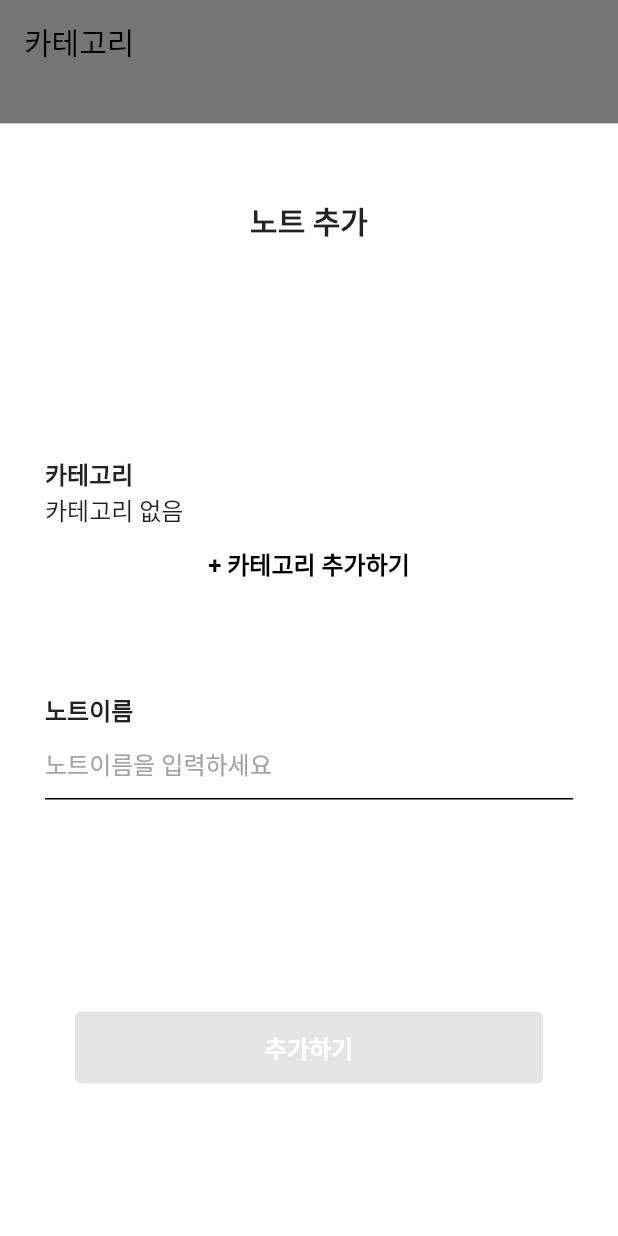
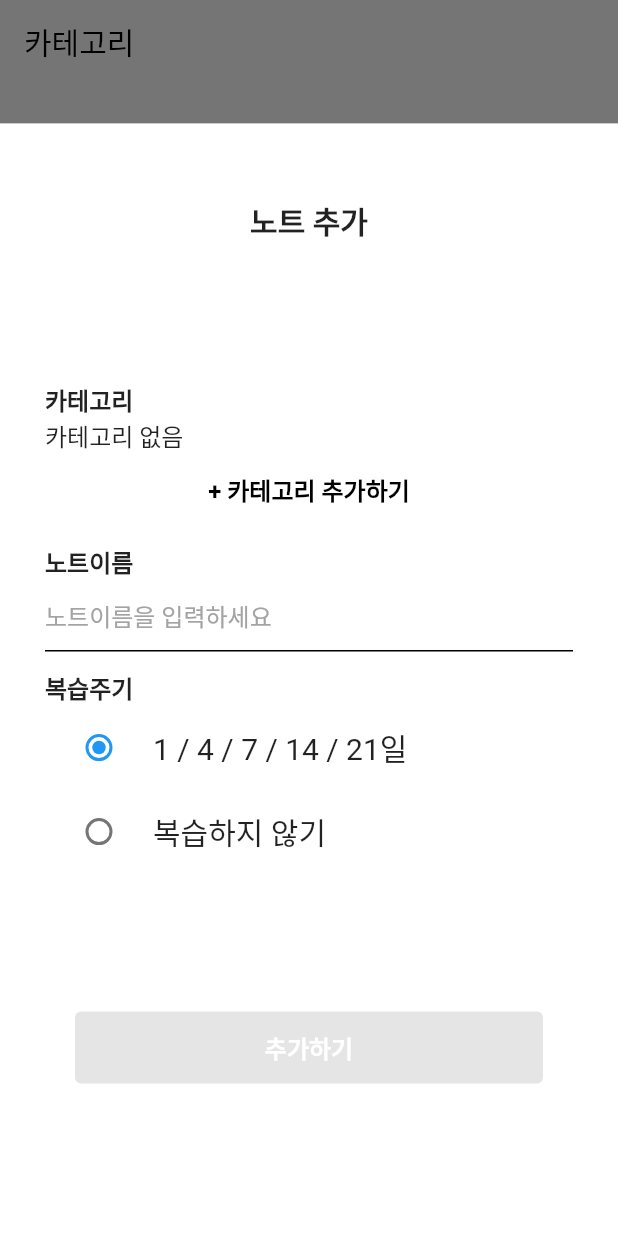
Before and after one commit to orang2019/Study, a Flutter app: the screen it shows after launch, after a tap on the "add" icon, on a phone screen of 412 x 824 dp. Run offline on Flutter 3.47's test engine with Material 2 defaults, Android fonts, the phone set to English and light mode, and no system bars; our stand-ins replace get, hive, hive_flutter; accounts and stored records are empty; Roboto replaces fonts that are missing (Pretendard).

Commit message:
복습주기 추가

```diff
--- a/lib/widget/note_add.dart
+++ b/lib/widget/note_add.dart
@@ -5,6 +5,8 @@ import 'package:study_app/widget/category_add.dart';
 import 'package:study_app/controller/note_add_controller.dart';
 
 import '../constants.dart';
+
+
 class NoteAdd extends StatefulWidget{
   NoteAdd({Key? key}) : super(key: key);
 
@@ -15,6 +17,7 @@ class NoteAdd extends StatefulWidget{
 class _NoteAddState extends State<NoteAdd> {
   final controller = Get.put(CategoryController());
   var _selectedCate;
+  bool isReview = true;
 
   @override
   Widget build(BuildContext context) {
@@ -32,8 +35,7 @@ class _NoteAddState extends State<NoteAdd> {
                 margin: const EdgeInsets.all(defaultMargin),
                 child: const Text('노트 추가',style: TextStyle(fontSize: 20,fontWeight: FontWeight.bold,),),
             ),
-            Center(
-              child: Container(
+            Container(
                 padding: const EdgeInsets.all(defaultPadding),
                 height: context.height* 0.5,
                 child: Column(
@@ -41,7 +43,7 @@ class _NoteAddState extends State<NoteAdd> {
                   children: <Widget>[
                     Container(
                       child: Column(
-                        crossAxisAlignment: CrossAxisAlignment.start, // 왼쪽 정렬
+                        crossAxisAlignment: CrossAxisAlignment.start,
                         mainAxisAlignment: MainAxisAlignment.spaceBetween,
                         children: [
                           const Text('카테고리',style: TextStyle(fontSize:16,fontWeight: FontWeight.bold,),),
@@ -85,10 +87,42 @@ class _NoteAddState extends State<NoteAdd> {
                         ],
                       ),
                     ),
+                    Container(
+                      child: Column(
+                        crossAxisAlignment: CrossAxisAlignment.start, // 왼쪽 정렬
+                        mainAxisAlignment: MainAxisAlignment.spaceBetween,
+                        children: [
+                          const Text('복습주기',style: TextStyle(fontSize:16,fontWeight: FontWeight.bold,),),
+                          RadioListTile(
+                            title: const Text('1 / 4 / 7 / 14 / 21일'),
+                            value: true,
+                            groupValue: isReview,
+                            onChanged: (value) {
+                              setState(() {
+                                isReview = value!;
+                              });
+                            },
+                          ),
+                          RadioListTile(
+                            title: const Text('복습하지 않기'),
+                            value: false,
+                            groupValue: isReview,
+                            onChanged: (value) {
+                              setState(() {
+                                isReview = value!;
+                              });
+                            },
+                          ),
+
+
+                        ],
+                      ),
+                    ),
+
+
                   ],
                 ),
               ),
-            ),
             Align(
               alignment: Alignment.bottomCenter,
               child: Container(
```
